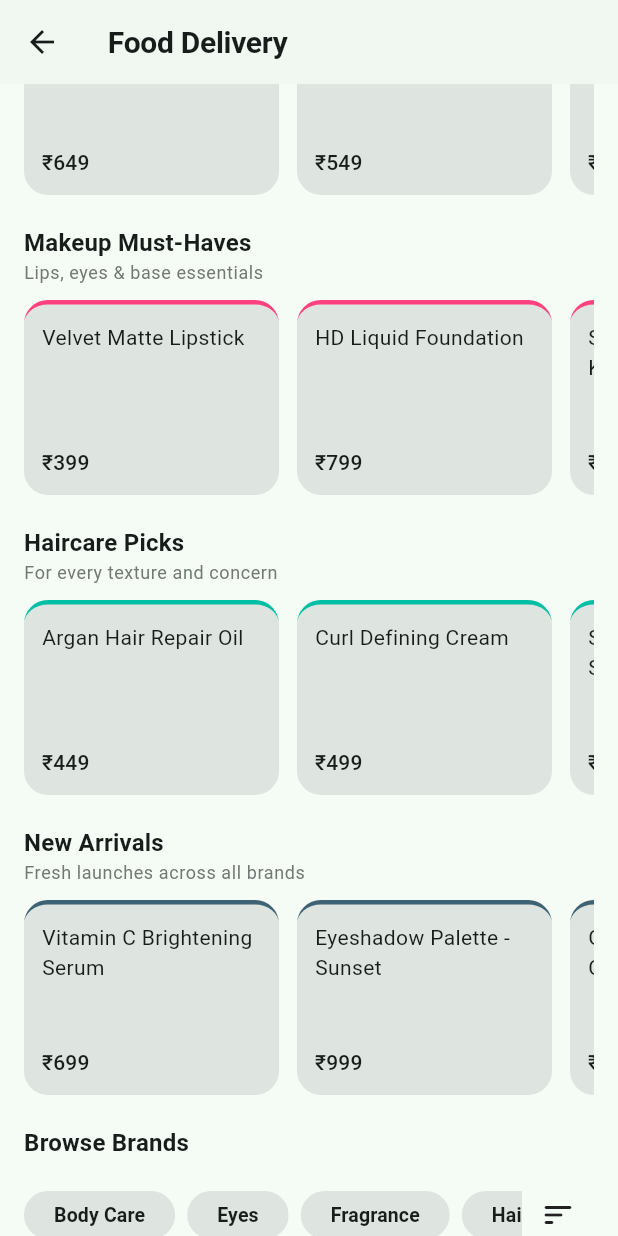
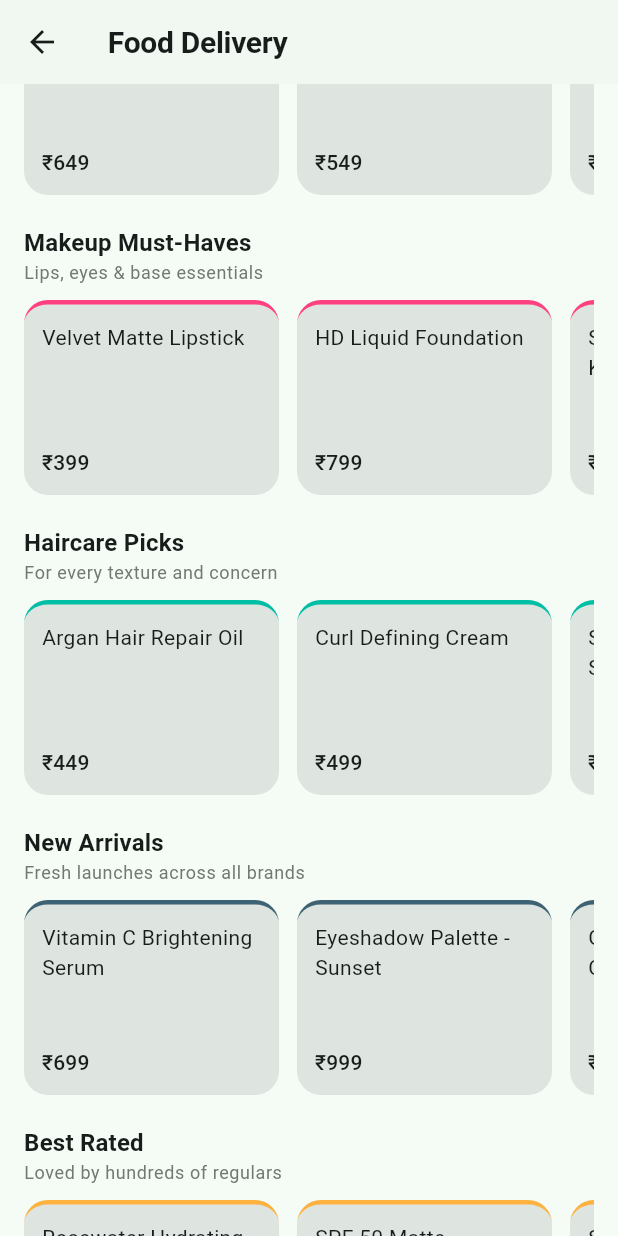
Before and after one commit to baseer-ind/spendzero, a Flutter app: the BeautyHomeScreen screen opened directly with sample values from the repository, scrolled down 576 dp, on a phone screen of 412 x 824 dp. Run offline on Flutter 3.47's test engine with Material 3 defaults, Android fonts, the phone set to English and light mode, and no system bars; our stand-ins replace flutter_riverpod, go_router, shared_preferences; accounts and stored records are empty.

Commit message:
Add Best Rated and Hidden Gems discovery rails to Beauty, Travel, and Movies verticals

```diff
--- a/spendzero/mobile/lib/core/data/local/beauty_seed_data.dart
+++ b/spendzero/mobile/lib/core/data/local/beauty_seed_data.dart
@@ -562,3 +562,17 @@ List<BeautyProduct> haircarePicks() =>
 /// Newly launched products across all brands.
 List<BeautyProduct> newArrivalsBeauty() =>
     allBeautyProducts.where((p) => p.isNewArrival).toList();
+
+List<BeautyProduct> bestRatedBeautyProducts() {
+  final eligible = allBeautyProducts.where((p) => p.reviewCount >= 50).toList()
+    ..sort((a, b) => b.rating.compareTo(a.rating));
+  return eligible.take(12).toList();
+}
+
+List<BeautyProduct> hiddenGemBeautyProducts() {
+  final eligible = allBeautyProducts
+      .where((p) => p.rating >= 4.4 && p.reviewCount < 50)
+      .toList()
+    ..sort((a, b) => b.rating.compareTo(a.rating));
+  return eligible.take(12).toList();
+}
--- a/spendzero/mobile/lib/features/beauty/presentation/beauty_home_screen.dart
+++ b/spendzero/mobile/lib/features/beauty/presentation/beauty_home_screen.dart
@@ -259,6 +259,26 @@ class _BeautyHomeScreenState extends ConsumerState<BeautyHomeScreen> {
                   );
                 },
               ),
+              if (bestRatedBeautyProducts().isNotEmpty) ...[
+                _BeautyCollectionRail(
+                  title: 'Best Rated',
+                  subtitle: 'Loved by hundreds of regulars',
+                  items: bestRatedBeautyProducts(),
+                  categoryId: widget.category.id,
+                  accentColor: (context) => Theme.of(context).colorScheme.secondary,
+                ),
+                const SizedBox(height: 20),
+              ],
+              if (hiddenGemBeautyProducts().isNotEmpty) ...[
+                _BeautyCollectionRail(
+                  title: 'Hidden Gems',
+                  subtitle: 'High ratings, still flying under the radar',
+                  items: hiddenGemBeautyProducts(),
+                  categoryId: widget.category.id,
+                  accentColor: (context) => Colors.deepPurpleAccent,
+                ),
+                const SizedBox(height: 20),
+              ],
               if (savedBrands.isNotEmpty) ...[
                 _BrandRail(title: 'Saved for Later', brands: savedBrands, onTap: _openBrand),
                 const SizedBox(height: 20),
```
Also changed, not shown: spendzero/mobile/lib/core/data/local/movies_seed_data.dart (+14 -0 lines), spendzero/mobile/lib/core/data/local/travel_seed_data.dart (+14 -0 lines), spendzero/mobile/lib/features/movies/presentation/movies_home_screen.dart (+20 -0 lines), spendzero/mobile/lib/features/travel/presentation/travel_home_screen.dart (+20 -0 lines).
